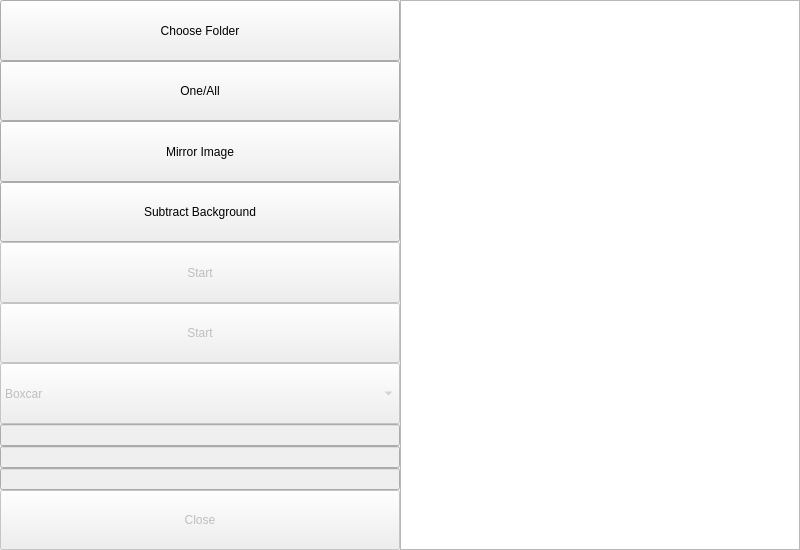
The window that ui/Picture_Video_Convert.ui (ClaudiusCaesarPoseidon/coherence_length_analyser_main) describes before a commit, drawn with Qt 5.
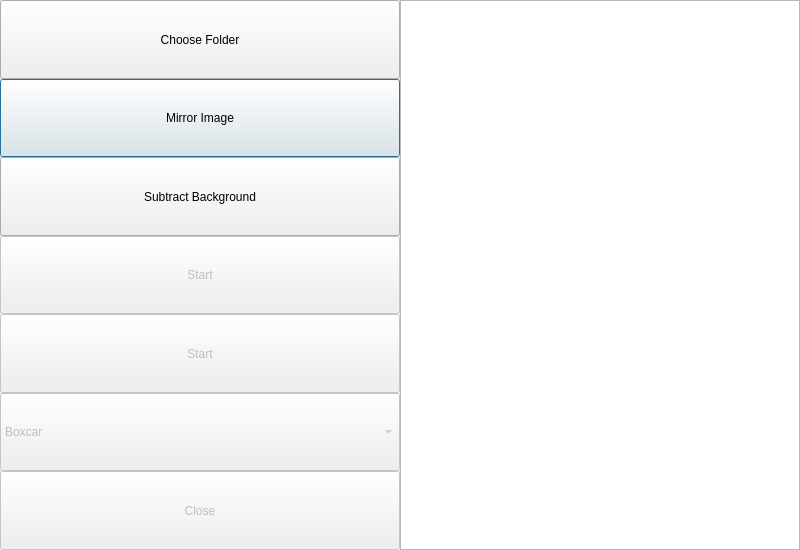
The same window after the commit.

What changed in the file:
```diff
--- a/ui/Picture_Video_Convert.ui
+++ b/ui/Picture_Video_Convert.ui
@@ -60,36 +60,7 @@
      <property name="spacing">
       <number>0</number>
      </property>
-     <item row="9" column="0">
-      <widget class="QLineEdit" name="CustomFunction">
-       <property name="enabled">
-        <bool>false</bool>
-       </property>
-       <property name="sizePolicy">
-        <sizepolicy hsizetype="Expanding" vsizetype="Preferred">
-         <horstretch>0</horstretch>
-         <verstretch>0</verstretch>
-        </sizepolicy>
-       </property>
-      </widget>
-     </item>
-     <item row="4" column="0">
-      <widget class="QPushButton" name="Start">
-       <property name="enabled">
-        <bool>false</bool>
-       </property>
-       <property name="sizePolicy">
-        <sizepolicy hsizetype="Expanding" vsizetype="Expanding">
-         <horstretch>0</horstretch>
-         <verstretch>0</verstretch>
-        </sizepolicy>
-       </property>
-       <property name="text">
-        <string>Start</string>
-       </property>
-      </widget>
-     </item>
-     <item row="2" column="0">
+     <item row="1" column="0">
       <widget class="QPushButton" name="Mirror_Image">
        <property name="sizePolicy">
         <sizepolicy hsizetype="Expanding" vsizetype="Expanding">
@@ -105,20 +76,7 @@
        </property>
       </widget>
      </item>
-     <item row="8" column="0">
-      <widget class="QLineEdit" name="Password">
-       <property name="enabled">
-        <bool>false</bool>
-       </property>
-       <property name="sizePolicy">
-        <sizepolicy hsizetype="Expanding" vsizetype="Preferred">
-         <horstretch>0</horstretch>
-         <verstretch>0</verstretch>
-        </sizepolicy>
-       </property>
-      </widget>
-     </item>
-     <item row="5" column="0">
+     <item row="4" column="0">
       <widget class="QPushButton" name="Convert_All">
        <property name="enabled">
         <bool>false</bool>
@@ -134,7 +92,7 @@
        </property>
       </widget>
      </item>
-     <item row="6" column="0">
+     <item row="5" column="0">
       <widget class="QComboBox" name="Windows">
        <property name="enabled">
         <bool>false</bool>
@@ -185,14 +143,7 @@
        </item>
       </widget>
      </item>
-     <item row="7" column="0">
-      <widget class="QLineEdit" name="Name">
-       <property name="enabled">
-        <bool>false</bool>
-       </property>
-      </widget>
-     </item>
-     <item row="3" column="0">
+     <item row="2" column="0">
       <widget class="QPushButton" name="Subtract_Background">
        <property name="sizePolicy">
         <sizepolicy hsizetype="Expanding" vsizetype="Expanding">
@@ -208,6 +159,22 @@
        </property>
       </widget>
      </item>
+     <item row="6" column="0">
+      <widget class="QPushButton" name="Close">
+       <property name="enabled">
+        <bool>false</bool>
+       </property>
+       <property name="sizePolicy">
+        <sizepolicy hsizetype="Expanding" vsizetype="Expanding">
+         <horstretch>0</horstretch>
+         <verstretch>0</verstretch>
+        </sizepolicy>
+       </property>
+       <property name="text">
+        <string>Close</string>
+       </property>
+      </widget>
+     </item>
      <item row="0" column="0">
       <widget class="QPushButton" name="ChooseFolder">
        <property name="sizePolicy">
@@ -221,8 +188,8 @@
        </property>
       </widget>
      </item>
-     <item row="10" column="0">
-      <widget class="QPushButton" name="Close">
+     <item row="3" column="0">
+      <widget class="QPushButton" name="Start">
        <property name="enabled">
         <bool>false</bool>
        </property>
@@ -233,23 +200,7 @@
         </sizepolicy>
        </property>
        <property name="text">
-        <string>Close</string>
-       </property>
-      </widget>
-     </item>
-     <item row="1" column="0">
-      <widget class="QPushButton" name="Switch">
-       <property name="sizePolicy">
-        <sizepolicy hsizetype="Expanding" vsizetype="Expanding">
-         <horstretch>0</horstretch>
-         <verstretch>0</verstretch>
-        </sizepolicy>
-       </property>
-       <property name="text">
-        <string>One/All</string>
-       </property>
-       <property name="checkable">
-        <bool>true</bool>
+        <string>Start</string>
        </property>
       </widget>
      </item>
```
Left out of the diff: 8 changed lines with no effect on the pictures.
